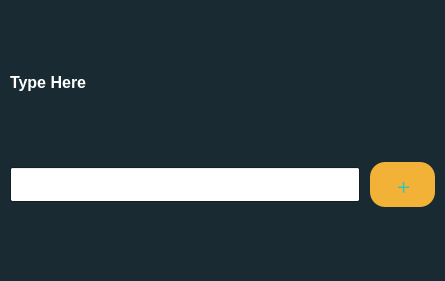
First picture: the form in 22/mainwindow.ui, repository dehmovlaei/PyLearn, before the edit.
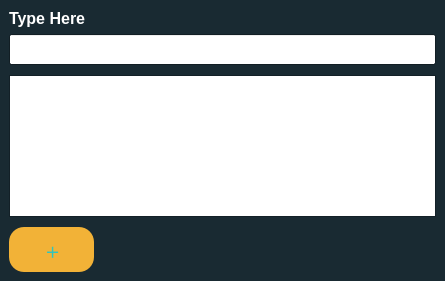
Second picture: the form after the edit.

```diff
--- a/22/mainwindow.ui
+++ b/22/mainwindow.ui
@@ -217,7 +217,7 @@
      <layout class="QGridLayout" name="gl_tasks"/>
     </item>
     <item row="2" column="0">
-     <layout class="QHBoxLayout" name="gl_push" stretch="0,0">
+     <layout class="QVBoxLayout" name="verticalLayout" stretch="0,0,0">
       <property name="spacing">
        <number>10</number>
       </property>
@@ -234,23 +234,23 @@
        <number>0</number>
       </property>
       <item>
-       <widget class="QLineEdit" name="txt_new_task">
+       <widget class="QLineEdit" name="tb_title">
         <property name="sizePolicy">
-         <sizepolicy hsizetype="Fixed" vsizetype="Fixed">
+         <sizepolicy hsizetype="Expanding" vsizetype="Expanding">
           <horstretch>0</horstretch>
           <verstretch>0</verstretch>
          </sizepolicy>
         </property>
         <property name="minimumSize">
          <size>
-          <width>350</width>
-          <height>35</height>
+          <width>0</width>
+          <height>0</height>
          </size>
         </property>
         <property name="maximumSize">
          <size>
-          <width>350</width>
-          <height>35</height>
+          <width>16777215</width>
+          <height>16777215</height>
          </size>
         </property>
         <property name="font">
@@ -259,25 +259,35 @@
           <bold>true</bold>
          </font>
         </property>
+        <property name="layoutDirection">
+         <enum>Qt::RightToLeft</enum>
+        </property>
+       </widget>
+      </item>
+      <item>
+       <widget class="QTextEdit" name="tb_description">
+        <property name="layoutDirection">
+         <enum>Qt::RightToLeft</enum>
+        </property>
        </widget>
       </item>
       <item>
        <widget class="QPushButton" name="btn_new_task">
         <property name="sizePolicy">
-         <sizepolicy hsizetype="Fixed" vsizetype="Fixed">
+         <sizepolicy hsizetype="Expanding" vsizetype="Expanding">
           <horstretch>0</horstretch>
           <verstretch>0</verstretch>
          </sizepolicy>
         </property>
         <property name="minimumSize">
          <size>
-          <width>65</width>
+          <width>85</width>
           <height>45</height>
          </size>
         </property>
         <property name="maximumSize">
          <size>
-          <width>65</width>
+          <width>85</width>
           <height>45</height>
          </size>
         </property>
```
Left out of the diff: 3 changed lines with no effect on the pictures.
